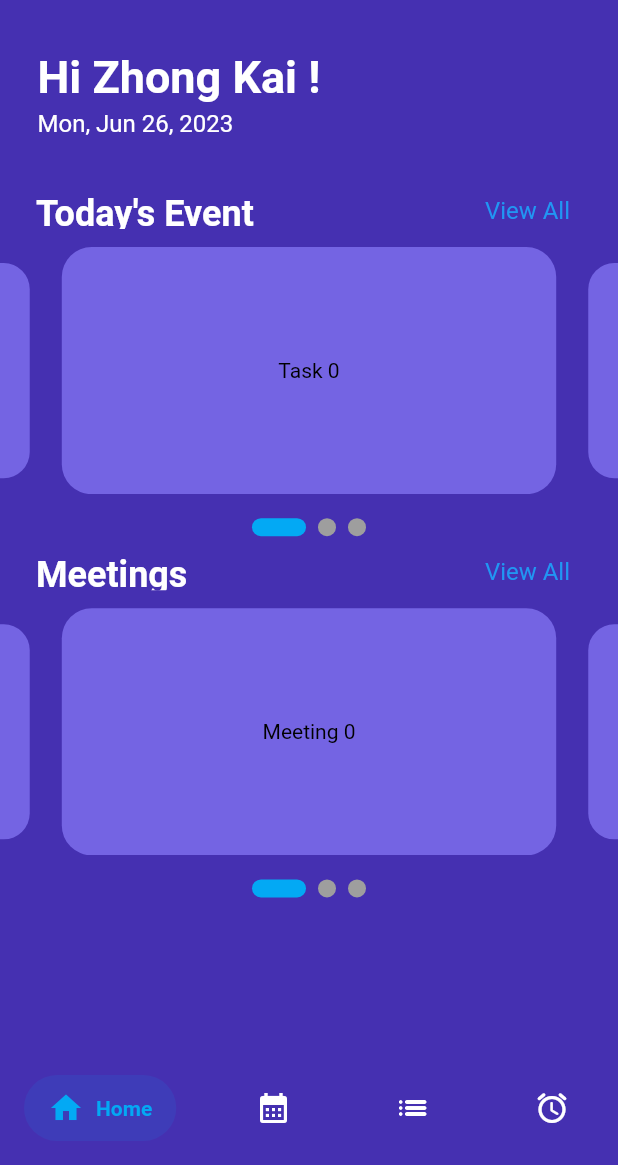
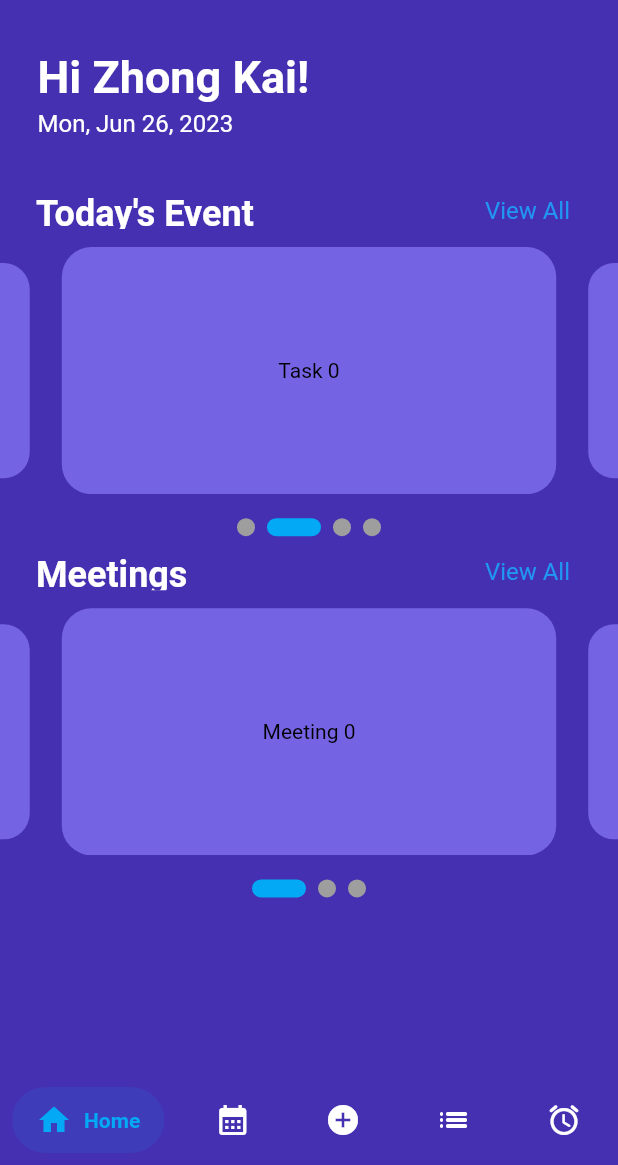
Before and after one commit to evanyan13/autotsk, a Flutter app: the HomePage screen opened directly, on a phone screen of 412 x 824 dp, the part 71-1236 px from its top. Run offline on Flutter 3.47's test engine with Material 2 defaults, Android fonts, the phone set to English and light mode, and no system bars; drawn by our look-alikes of carousel_slider, salomon_bottom_bar, smooth_page_indicator; our stand-ins replace cloud_firestore, firebase_auth, firebase_core, firebase_storage, flutter_svg; accounts and stored records are empty; Roboto replaces fonts that are missing (Neometric).

Commit message:
added the logic for the nav_bar where users can toggle between different pages, also make sure that users remain on the same page after they cancel out from the add task page

```diff
--- a/autotsk/lib/main.dart
+++ b/autotsk/lib/main.dart
@@ -31,7 +31,7 @@ class MyApp extends StatelessWidget {
   @override
   Widget build(BuildContext context) {
     return MaterialApp(
-      initialRoute: '/signin',
+      initialRoute: '/home',
       routes: {
         '/ob1': (context) => OnboardingFirst(),
         '/ob2': (context) => OnboardingSecond(),
@@ -40,6 +40,7 @@ class MyApp extends StatelessWidget {
         '/signup': (context) => SignUp(),
         '/onboarding': (context) => PageV(),
         '/addtaskform': (context) => AddTask(),
+        '/home': (context) => HomePage(),
       },
       home: StreamBuilder(
         stream: FirebaseAuth.instance.authStateChanges(),
--- a/autotsk/lib/screen_type/calendar/calendar_page.dart
+++ b/autotsk/lib/screen_type/calendar/calendar_page.dart
@@ -12,7 +12,6 @@ class CalendarPage extends StatelessWidget {
   Widget build(BuildContext context) {
     return Scaffold(
       backgroundColor: mainLightBgColour,
-      appBar: buildAppBar(),
       drawer: SideBar(),
       body: Center(
           child: Text(
@@ -21,10 +20,9 @@ class CalendarPage extends StatelessWidget {
           fontFamily: 'Neometric',
           fontWeight: FontWeight.bold,
           fontSize: 24,
-          color: Colors.black,
+          color: homePageBgDarkPurpleClr,
         ),
       )),
-      bottomNavigationBar: NavBarDark(),
     );
   }
 
@@ -34,7 +32,7 @@ class CalendarPage extends StatelessWidget {
       centerTitle: true,
       backgroundColor: mainLightBgColour,
       elevation: 0,
-      iconTheme: IconThemeData(color: white),
+      iconTheme: IconThemeData(color: Colors.black),
       actions: <Widget>[
         Padding(
             padding: EdgeInsets.symmetric(horizontal: 8),
--- a/autotsk/lib/screen_type/common_components/nav_bar_dark.dart
+++ b/autotsk/lib/screen_type/common_components/nav_bar_dark.dart
@@ -46,7 +46,8 @@ class _NavBarDarkState extends State<NavBarDark> {
             selectedColor: Colors.blue,
             unselectedColor: white,
           ),
-          ]),
+        ],
+      ),
     );
   }
 }
--- a/autotsk/lib/screen_type/common_components/side_bar.dart
+++ b/autotsk/lib/screen_type/common_components/side_bar.dart
@@ -11,6 +11,7 @@ class SideBar extends StatelessWidget {
   @override
   Widget build(BuildContext context) {
     return Drawer(
+        backgroundColor: Colors.white,
         child: Container(
             color: white,
             child: ListView(children: [
--- a/autotsk/lib/screen_type/home/components/greetings_row.dart
+++ b/autotsk/lib/screen_type/home/components/greetings_row.dart
@@ -22,7 +22,7 @@ class GreetingRow extends StatelessWidget {
                   crossAxisAlignment: CrossAxisAlignment.start,
                   children: [
                     Text(
-                      "Hi Zhong Kai !",
+                      "Hi Zhong Kai!",
                       style: TextStyle(
                         color: Colors.white,
                         fontFamily: 'Neometric',
--- a/autotsk/lib/screen_type/home/components/today_event.dart
+++ b/autotsk/lib/screen_type/home/components/today_event.dart
@@ -13,12 +13,13 @@ class TodayEvent extends StatefulWidget {
 }
 
 class _TodayEventState extends State<TodayEvent> {
-  int activeIndex = 0;
+  int activeIndex = 1;
   final controller = CarouselController();
   final items = [
     "Item 1",
     "Item 2",
     "Item 3",
+    "Item 4",
   ];
 
   @override
--- a/autotsk/lib/screen_type/home/home_page.dart
+++ b/autotsk/lib/screen_type/home/home_page.dart
@@ -9,6 +9,10 @@ import 'package:autotsk/screen_type/home/components/body.dart';
 import 'package:autotsk/screen_type/common_components/side_bar.dart';
 import 'package:autotsk/screen_type/common_components/nav_bar.dart';
 import 'package:autotsk/main.dart';
+import 'package:autotsk/screen_type/calendar/calendar_page.dart';
+import 'package:autotsk/screen_type/to_do/to_do_page.dart';
+import 'package:salomon_bottom_bar/salomon_bottom_bar.dart';
+import 'package:autotsk/screen_type/addtask_page.dart';
 
 class HomePage extends StatefulWidget {
   const HomePage({super.key});
@@ -18,20 +22,27 @@ class HomePage extends StatefulWidget {
 }
 
 class _HomePageState extends State<HomePage> {
-  String username = "";
+  late PageController _pageController;
+  int _currentIndex = 0;
+  int _previousIndex = 0;
+  bool isLight = false;
+  List<Widget> pageList = [
+    Body(),
+    CalendarPage(),
+    ToDoPage(),
+    Body(),
+  ];
 
   @override
   void initState() {
     super.initState();
-    getUser();
+    _pageController = PageController();
   }
 
-  void getUser() async {
-    DocumentSnapshot snap = await FirebaseFirestore.instance
-        .collection('users')
-        .doc(FirebaseAuth.instance.currentUser!.uid)
-        .get();
-    print(snap.data());
+  @override
+  void dispose() {
+    _pageController.dispose();
+    super.dispose();
   }
 
   @override
@@ -40,16 +51,133 @@ class _HomePageState extends State<HomePage> {
       backgroundColor: homePageBgDarkPurpleClr,
       appBar: buildAppBar(),
       drawer: SideBar(),
-      body: Body(),
-      bottomNavigationBar: NavBar(),
+      body: SizedBox.expand(
+        child: PageView(
+          controller: _pageController,
+          onPageChanged: (index) {
+            setState(
+              () {
+                _currentIndex = index;
+              },
+            );
+          },
+          children: <Widget>[
+            Body(),
+            CalendarPage(),
+            pageList[_previousIndex == 4 ? _previousIndex - 1 : _previousIndex],
+            ToDoPage(),
+            Body(),
+          ],
+        ),
+      ),
+      bottomNavigationBar: SalomonBottomBar(
+        backgroundColor: isLight ? mainLightBgColour : homePageBgDarkPurpleClr,
+        currentIndex: _currentIndex,
+        onTap: (index) {
+          setState(() {
+            _previousIndex = _currentIndex;
+            _currentIndex = index;
+            if (_currentIndex == 1 || _currentIndex == 3) {
+              isLight = true;
+            } else if (_currentIndex == 0 || _currentIndex == 4) {
+              isLight = false;
+            } else if (_currentIndex == 2) {
+              if (_previousIndex == 1 || _previousIndex == 3) {
+                isLight = true;
+              } else if (_previousIndex == 2 || _previousIndex == 4) {
+                isLight = false;
+              }
+            }
+
+            if (_currentIndex == 2) {
+              Navigator.of(context).push(
+                MaterialPageRoute(
+                  builder: ((context) => AddTask()),
+                ),
+              );
+
+              _pageController.jumpToPage(_previousIndex);
+            } else {
+              _pageController.jumpToPage(_currentIndex);
+            }
+          });
+        },
+        items: isLight
+            ? [
+                SalomonBottomBarItem(
+                  icon: Icon(Icons.home),
+                  title: Text("Home"),
+                  selectedColor: Colors.blue,
+                  unselectedColor: white,
+                ),
+                SalomonBottomBarItem(
+                  icon: Icon(Icons.calendar_month),
+                  title: Text("Calendar"),
+                  selectedColor: Colors.blue,
+                  unselectedColor: white,
+                ),
+                SalomonBottomBarItem(
+                  icon: Icon(Icons.add_circle),
+                  title: Text("Add task"),
+                  selectedColor: Colors.blue,
+                  unselectedColor: white,
+                ),
+                SalomonBottomBarItem(
+                  icon: Icon(Icons.list_rounded),
+                  title: Text("To-Do"),
+                  selectedColor: Colors.blue,
+                  unselectedColor: white,
+                ),
+                SalomonBottomBarItem(
+                  icon: Icon(Icons.alarm_rounded),
+                  title: Text("Reminder"),
+                  selectedColor: Colors.blue,
+                  unselectedColor: white,
+                ),
+              ]
+            : [
+                SalomonBottomBarItem(
+                  icon: Icon(Icons.home),
+                  title: Text("Home"),
+                  selectedColor: Colors.lightBlue,
+                  unselectedColor: Colors.white,
+                ),
+                SalomonBottomBarItem(
+                  icon: Icon(Icons.calendar_month),
+                  title: Text("Calendar"),
+                  selectedColor: Colors.lightBlue,
+                  unselectedColor: Colors.white,
+                ),
+                SalomonBottomBarItem(
+                  icon: Icon(Icons.add_circle),
+                  title: Text("Add task"),
+                  selectedColor: Colors.lightBlue,
+                  unselectedColor: Colors.white,
+                ),
+                SalomonBottomBarItem(
+                  icon: Icon(Icons.list_rounded),
+                  title: Text("To-Do"),
+                  selectedColor: Colors.lightBlue,
+                  unselectedColor: Colors.white,
+                ),
+                SalomonBottomBarItem(
+                  icon: Icon(Icons.alarm_rounded),
+                  title: Text("Reminder"),
+                  selectedColor: Colors.lightBlue,
+                  unselectedColor: Colors.white,
+                ),
+              ],
+      ),
     );
   }
 
   AppBar buildAppBar() {
     return AppBar(
-      title: Image.asset("assets/LogoLight.png"),
+      title: isLight
+          ? Image.asset("assets/logobg.png")
+          : Image.asset("assets/LogoLight.png"),
       centerTitle: true,
-      backgroundColor: homePageBgDarkPurpleClr,
+      backgroundColor: isLight ? mainLightBgColour : homePageBgDarkPurpleClr,
       elevation: 0,
       actions: <Widget>[
         Padding(
```
Also changed, not shown: autotsk/lib/screen_type/common_components/nav_bar.dart (+21 -1 lines), autotsk/lib/screen_type/home/components/body.dart (+9 -4 lines), autotsk/lib/screen_type/to_do/to_do_page.dart (+4 -5 lines). Lines whose indentation alone changed are shown as unchanged.
